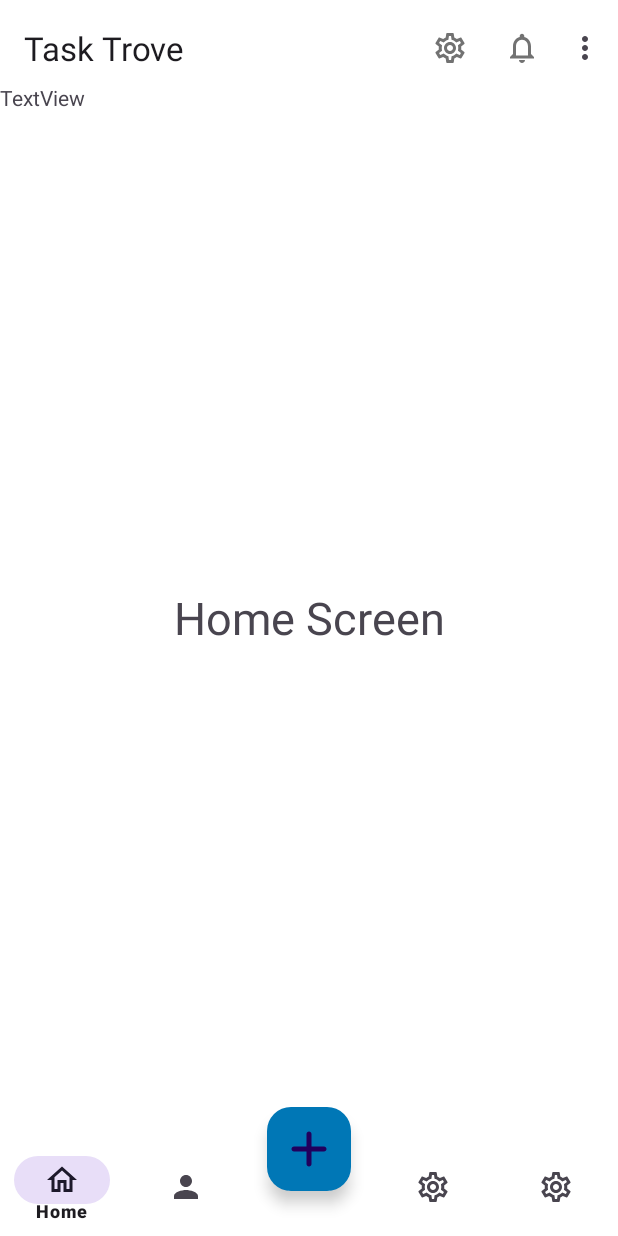
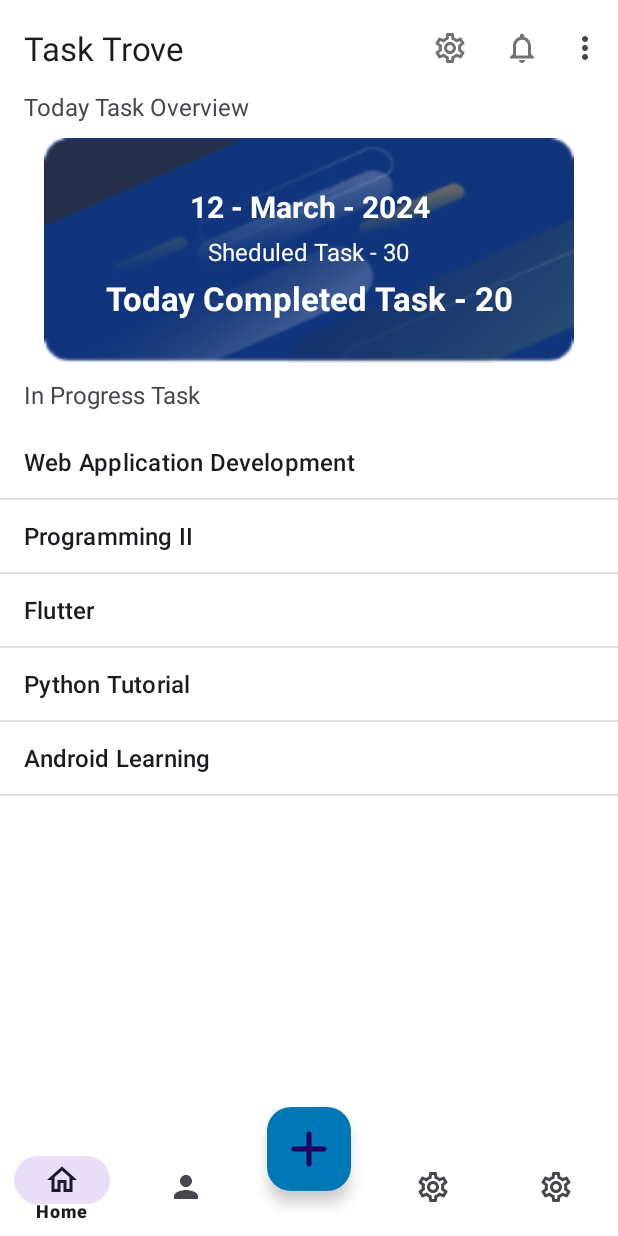
Before and after one commit to sehan29/To-Do-Application, an Android app: the screen it shows after launch (Dashboard), on a phone screen of 412 x 824 dp. Run offline under Robolectric (Android 15) with nearby library versions, the light colour scheme and no system bars.

Commit message:
Added Home Pade Basic Features

```diff
--- a/app/src/main/java/com/example/to_do_app/HomeFragment.java
+++ b/app/src/main/java/com/example/to_do_app/HomeFragment.java
@@ -7,6 +7,8 @@ import androidx.fragment.app.Fragment;
 import android.view.LayoutInflater;
 import android.view.View;
 import android.view.ViewGroup;
+import android.widget.ArrayAdapter;
+import android.widget.ListView;
 
 public class HomeFragment extends Fragment {
 
@@ -16,4 +18,21 @@ public class HomeFragment extends Fragment {
         // Inflate the layout for this fragment
         return inflater.inflate(R.layout.fragment_home, container, false);
     }
+
+    @Override
+    public void onViewCreated(View view, Bundle savedInstanceState) {
+        super.onViewCreated(view, savedInstanceState);
+
+        // Find the ListView by its ID
+        ListView listView = view.findViewById(R.id.listViewTasks);
+
+        // Sample data to display in the ListView
+        String[] tasks = {"Web Application Development", "Programming II", "Flutter", "Python Tutorial", "Android Learning", "LMS Dev", "Statistics"};
+
+        // Create an ArrayAdapter using the string array and a default list item layout
+        ArrayAdapter<String> adapter = new ArrayAdapter<>(getActivity(), android.R.layout.simple_list_item_1, tasks);
+
+        // Set the adapter to the ListView
+        listView.setAdapter(adapter);
+    }
 }
--- a/app/src/main/res/layout/activity_dashboard.xml
+++ b/app/src/main/res/layout/activity_dashboard.xml
@@ -55,8 +55,7 @@
         app:layout_constraintEnd_toEndOf="parent"
         app:layout_constraintStart_toStartOf="parent"
         android:backgroundTint="@color/fab"
-        app:maxImageSize="40dp"
-        >
+        app:maxImageSize="40dp">
 
     </com.google.android.material.floatingactionbutton.FloatingActionButton>
 
--- a/app/src/main/res/layout/fragment_home.xml
+++ b/app/src/main/res/layout/fragment_home.xml
@@ -1,23 +1,119 @@
 <?xml version="1.0" encoding="utf-8"?>
 <FrameLayout xmlns:android="http://schemas.android.com/apk/res/android"
+    xmlns:app="http://schemas.android.com/apk/res-auto"
     xmlns:tools="http://schemas.android.com/tools"
     android:layout_width="match_parent"
     android:layout_height="match_parent"
     tools:context=".HomeFragment">
 
     <!-- TODO: Update blank fragment layout -->
-    <TextView
+
+    <androidx.constraintlayout.widget.ConstraintLayout
         android:layout_width="match_parent"
-        android:layout_height="match_parent"
-        android:gravity="center"
-        android:text="Home Screen"
-        android:textSize="30sp"/>
+        android:layout_height="match_parent">
 
-    <TextView
-        android:id="@+id/textView"
-        android:layout_width="wrap_content"
-        android:layout_height="wrap_content"
-        android:layout_marginTop="55dp"
-        android:text="TextView" />
+        <ScrollView
+            android:layout_width="match_parent"
+            android:layout_height="match_parent"
+            app:layout_constraintBottom_toBottomOf="parent"
+            app:layout_constraintEnd_toEndOf="parent"
+            app:layout_constraintStart_toStartOf="parent"
+            app:layout_constraintTop_toTopOf="parent">
+
+            <LinearLayout
+                android:layout_width="match_parent"
+                android:layout_height="wrap_content"
+                android:orientation="vertical" >
+
+                <TextView
+                    android:id="@+id/textView3"
+                    android:layout_width="match_parent"
+                    android:layout_height="wrap_content"
+                    android:layout_marginLeft="16dp"
+                    android:layout_marginTop="60dp"
+                    android:layout_marginBottom="10dp"
+                    android:text="Today Task Overview"
+                    android:textSize="16sp" />
+
+                <androidx.constraintlayout.widget.ConstraintLayout
+                    android:layout_width="match_parent"
+                    android:layout_height="match_parent">
+
+                    <ImageView
+                        android:id="@+id/imageView3"
+                        android:layout_width="match_parent"
+                        android:layout_height="150dp"
+                        android:layout_marginLeft="16dp"
+                        android:layout_marginRight="16dp"
+                        android:src="@drawable/card"
+                        app:layout_constraintBottom_toBottomOf="parent"
+                        app:layout_constraintEnd_toEndOf="parent"
+                        app:layout_constraintStart_toStartOf="parent"
+                        app:layout_constraintTop_toTopOf="parent" />
+
+                    <TextView
+                        android:id="@+id/textView5"
+                        android:layout_width="match_parent"
+                        android:layout_height="wrap_content"
+                        android:layout_marginTop="32dp"
+                        android:text="12 - March - 2024"
+                        android:textAlignment="center"
+                        android:textColor="#FFFFFF"
+                        android:textSize="20sp"
+                        android:textStyle="bold"
+                        app:layout_constraintEnd_toEndOf="@+id/imageView3"
+                        app:layout_constraintStart_toStartOf="@+id/imageView3"
+                        app:layout_constraintTop_toTopOf="@+id/imageView3" />
+
+                    <TextView
+                        android:id="@+id/textView6"
+                        android:layout_width="wrap_content"
+                        android:layout_height="wrap_content"
+                        android:layout_marginTop="5dp"
+                        android:text="Sheduled Task - 30"
+                        android:textColor="#FFFFFF"
+                        android:textSize="16sp"
+                        app:layout_constraintEnd_toEndOf="parent"
+                        app:layout_constraintHorizontal_bias="0.498"
+                        app:layout_constraintStart_toStartOf="parent"
+                        app:layout_constraintTop_toBottomOf="@+id/textView5" />
+
+                    <TextView
+                        android:id="@+id/textView7"
+                        android:layout_width="wrap_content"
+                        android:layout_height="wrap_content"
+                        android:layout_marginTop="5dp"
+                        android:text="Today Completed Task - 20"
+                        android:textColor="#FFFFFF"
+                        android:textSize="22sp"
+                        android:textStyle="bold"
+                        app:layout_constraintEnd_toEndOf="@+id/imageView3"
+                        app:layout_constraintStart_toStartOf="@+id/imageView3"
+                        app:layout_constraintTop_toBottomOf="@+id/textView6" />
+                </androidx.constraintlayout.widget.ConstraintLayout>
+
+                <TextView
+                    android:id="@+id/textView4"
+                    android:layout_width="match_parent"
+                    android:layout_height="wrap_content"
+                    android:layout_marginLeft="16dp"
+                    android:layout_marginTop="10dp"
+                    android:text="In Progress Task"
+                    android:textSize="16sp" />
+
+                <ListView
+                    android:id="@+id/listViewTasks"
+                    android:layout_width="match_parent"
+                    android:layout_height="250dp"
+                    android:layout_marginStart="0dp"
+                    android:layout_marginTop="10dp"
+                    android:layout_marginEnd="0dp"
+                    app:layout_constraintEnd_toEndOf="parent"
+                    app:layout_constraintHorizontal_bias="1.0"
+                    app:layout_constraintStart_toStartOf="parent"
+                    app:layout_constraintTop_toBottomOf="@+id/textView14" />
+            </LinearLayout>
+        </ScrollView>
+    </androidx.constraintlayout.widget.ConstraintLayout>
 
 </FrameLayout>
```
Also changed, not shown: app/src/main/res/drawable-hdpi/card.png (added), app/src/main/res/drawable-mdpi/card.png (added), app/src/main/res/drawable-xhdpi/card.png (added), app/src/main/res/drawable-xxhdpi/card.png (added), app/src/main/res/drawable-xxxhdpi/card.png (added).
